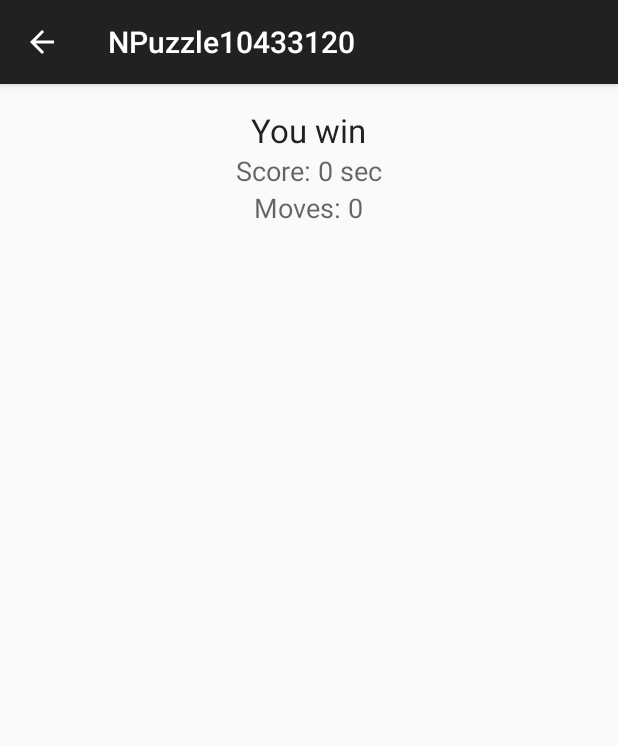
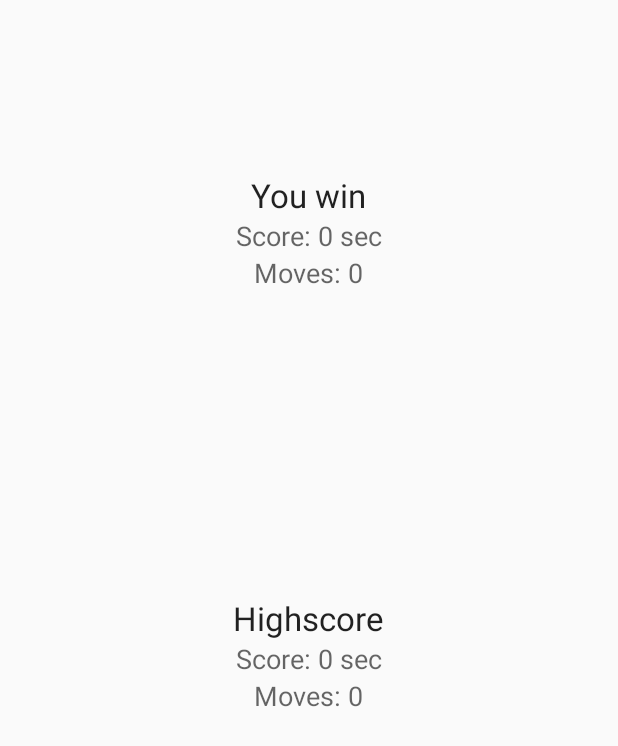
Before and after one commit to Snuggert/AppStudio_Ass2, an Android app: the YouWin screen opened directly, with no data from a screen before it, on a phone screen of 412 x 824 dp. Shown: the top 746 px of the screen. Run offline under Robolectric (Android 15) with nearby library versions, the phone set to English and light mode, and no system bars.

Commit message:
Image now scales whilst maintaining ratio, and highscores are saved using SharedPreference

```diff
--- a/app/src/main/java/nl/mprog/setup/npuzzle10433120/YouWin.java
+++ b/app/src/main/java/nl/mprog/setup/npuzzle10433120/YouWin.java
@@ -1,9 +1,12 @@
 package nl.mprog.setup.npuzzle10433120;
 
+import android.app.Activity;
 import android.content.Intent;
-import android.support.v7.app.ActionBarActivity;
+import android.content.SharedPreferences;
 import android.os.Bundle;
 import android.widget.TextView;
+
+import java.util.Set;
 
 /*
  * Abe Wiersma
@@ -11,23 +14,51 @@ import android.widget.TextView;
  * abe.wiersma@hotmail.nl
  */
 
-public class YouWin extends ActionBarActivity {
+public class YouWin extends Activity {
 
     TextView timeSpentView;
     TextView movesView;
+    TextView highScoreView;
+    TextView highMovesView;
     @Override
     protected void onCreate(Bundle savedInstanceState) {
         super.onCreate(savedInstanceState);
         setContentView(R.layout.youwin_activity);
 
+        int highscoreTimeSpent, timeSpent, highscoreMoves, moves;
+        String difficulty;
+
         Intent mIntent = getIntent();
-        int timeSpent = mIntent.getIntExtra("timeSpent", 0);
-        int moves = mIntent.getIntExtra("moves", 0);
+        timeSpent = mIntent.getIntExtra("timeSpent", 0);
+        moves = mIntent.getIntExtra("moves", 0);
+        difficulty = mIntent.getStringExtra("difficulty");
 
         timeSpentView = (TextView) findViewById(R.id.scoreView);
         movesView = (TextView) findViewById(R.id.movesView);
 
+        highScoreView = (TextView) findViewById(R.id.highScore);
+        highMovesView = (TextView) findViewById(R.id.highMoves);
+
         timeSpentView.setText("Score: " + timeSpent + " sec");
         movesView.setText("Moves: " + moves);
+
+        SharedPreferences sharedPref = this.getSharedPreferences(
+                getString(R.string.preference_file_key), this.MODE_PRIVATE);
+        SharedPreferences.Editor editor = sharedPref.edit();
+        String highscore = sharedPref.getString(difficulty, "99999,99999");
+        if(highscore != null) {
+            highscoreTimeSpent = Integer.parseInt(highscore.split(",")[0]);
+            highscoreMoves = Integer.parseInt(highscore.split(",")[1]);
+            if(highscoreTimeSpent > timeSpent){
+                editor.clear();
+                editor.putString(difficulty, timeSpent + "," + moves);
+                editor.commit();
+                highScoreView.setText("Score: " + timeSpent + " sec");
+                highMovesView.setText("Moves: " + moves);
+            }else{
+                highScoreView.setText("Score: " + highscoreTimeSpent + " sec");
+                highMovesView.setText("Moves: " + highscoreMoves);
+            }
+        }
     }
 }
--- a/app/src/main/res/layout/youwin_activity.xml
+++ b/app/src/main/res/layout/youwin_activity.xml
@@ -15,7 +15,8 @@
         android:text="@string/you_win"
         android:id="@+id/youWin"
         android:layout_alignParentTop="true"
-        android:layout_centerHorizontal="true"/>
+        android:layout_centerHorizontal="true"
+        android:layout_marginTop="99dp"/>
 
     <TextView
         android:layout_width="wrap_content"
@@ -35,4 +36,32 @@
         android:layout_below="@+id/scoreView"
         android:layout_centerHorizontal="true"/>
 
+    <TextView
+        android:layout_width="wrap_content"
+        android:layout_height="wrap_content"
+        android:textAppearance="?android:attr/textAppearanceLarge"
+        android:text="@string/highscore"
+        android:id="@+id/highScoreTitle"
+        android:layout_centerVertical="true"
+        android:layout_centerHorizontal="true"/>
+
+    <TextView
+        android:layout_width="wrap_content"
+        android:layout_height="wrap_content"
+        android:textAppearance="?android:attr/textAppearanceMedium"
+        android:text="@string/score"
+        android:id="@+id/highScore"
+        android:layout_below="@+id/highScoreTitle"
+        android:layout_centerHorizontal="true"/>
+
+    <TextView
+        android:layout_width="wrap_content"
+        android:layout_height="wrap_content"
+        android:textAppearance="?android:attr/textAppearanceMedium"
+        android:text="@string/moves"
+        android:id="@+id/highMoves"
+        android:layout_below="@+id/highScore"
+        android:layout_alignLeft="@+id/movesView"
+        android:layout_alignStart="@+id/movesView"/>
+
 </RelativeLayout>
--- a/app/src/main/res/values/strings.xml
+++ b/app/src/main/res/values/strings.xml
@@ -10,6 +10,9 @@
     <string name="title_activity_you_win">NPuzzle10433120</string>
     <string name="you_win">You win</string>
     <string name="score">Score:</string>
+    <string name="time">Time:</string>
     <string name="moves">Moves:</string>
+    <string name="highscore">Highscore</string>
+    <string name="preference_file_key">NPuzzle10433120</string>
 
 </resources>
```
Also changed, not shown: app/src/main/java/nl/mprog/setup/npuzzle10433120/GamePlay.java (+39 -20 lines), app/src/main/java/nl/mprog/setup/npuzzle10433120/ImageAdapter.java (+33 -2 lines), app/src/main/res/layout/game_activity.xml (+18 -3 lines), 1 other file.
